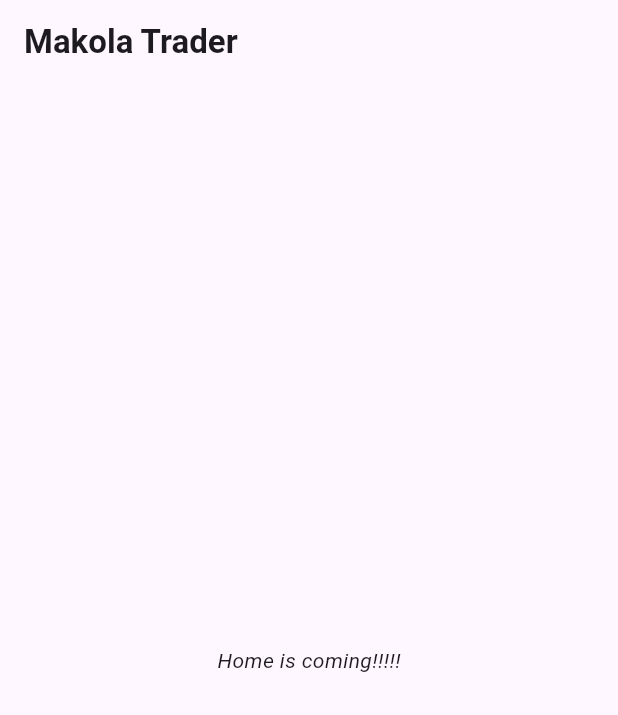
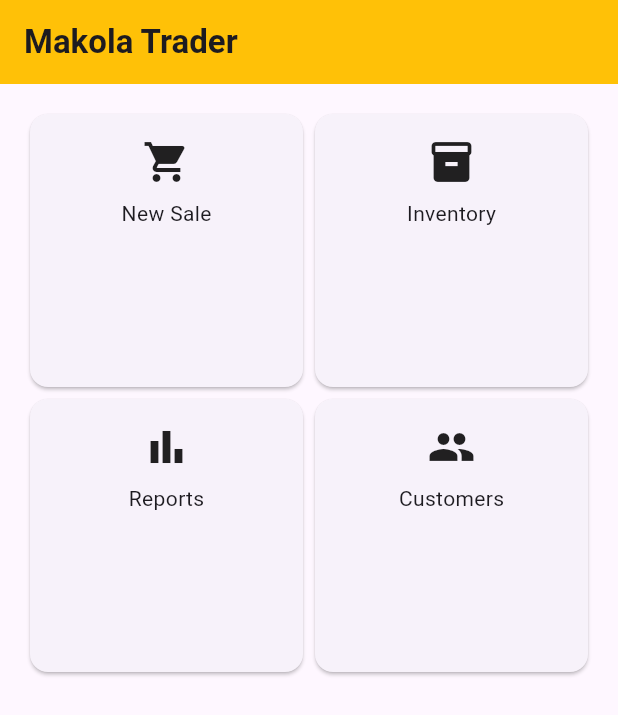
Before and after one commit to Azure2069/sock_link.app, a Flutter app: the screen it shows after launch, on a phone screen of 412 x 824 dp. Shown: the top 715 px of the screen. Run offline on Flutter 3.47's test engine with Material 3 defaults, Android fonts, the light colour scheme and no system bars; our stand-ins replace flutter_riverpod.

Commit message:
added Action_card

```diff
--- a/lib/features/home/screens/home_screen.dart
+++ b/lib/features/home/screens/home_screen.dart
@@ -1,4 +1,5 @@
 import 'package:flutter/material.dart';
+import '../widgets/action_card.dart';
 
 class HomeScreen extends StatelessWidget {
   const HomeScreen({super.key});
@@ -11,11 +12,22 @@ class HomeScreen extends StatelessWidget {
           "Makola Trader",
           style: TextStyle(fontWeight: FontWeight.bold),
         ),
+        backgroundColor: Colors.amber,
       ),
-      body: const Center(
-        child: Text(
-          "Home is coming!!!!!",
-          style: TextStyle(fontStyle: FontStyle.italic),
+      body: Padding(
+        padding: const EdgeInsets.all(16),
+        child: GridView.count(
+          crossAxisCount: 2,
+          children: [
+            ActionCard(
+              icon: Icons.shopping_cart,
+              title: "New Sale",
+              onTap: () {},
+            ),
+            ActionCard(icon: Icons.inventory, title: "Inventory", onTap: () {}),
+            ActionCard(icon: Icons.bar_chart, title: "Reports", onTap: () {}),
+            ActionCard(title: "Customers", icon: Icons.people, onTap: () {}),
+          ],
         ),
       ),
     );
--- /dev/null
+++ b/lib/features/home/widgets/action_card.dart
@@ -0,0 +1,36 @@
+import 'package:flutter/material.dart';
+
+class ActionCard extends StatelessWidget {
+  final IconData icon;
+  final String title;
+  final VoidCallback onTap;
+
+
+
+  const ActionCard({
+    super.key,
+    required this.icon,
+    required this.title,
+    required this.onTap,
+  });
+
+  @override
+  Widget build(BuildContext context) {
+    return Card(
+      child: InkWell(
+        onTap: onTap,
+        child: Padding(
+          padding: const EdgeInsets.all(16),
+          child: Column(
+            mainAxisSize: MainAxisSize.min,
+            children: [
+              Icon(icon, size: 32),
+              const SizedBox(height: 8),
+              Text(title),
+            ],
+          ),
+        ),
+      ),
+    );
+  }
+}
```
Also changed, not shown: 1 other file.
